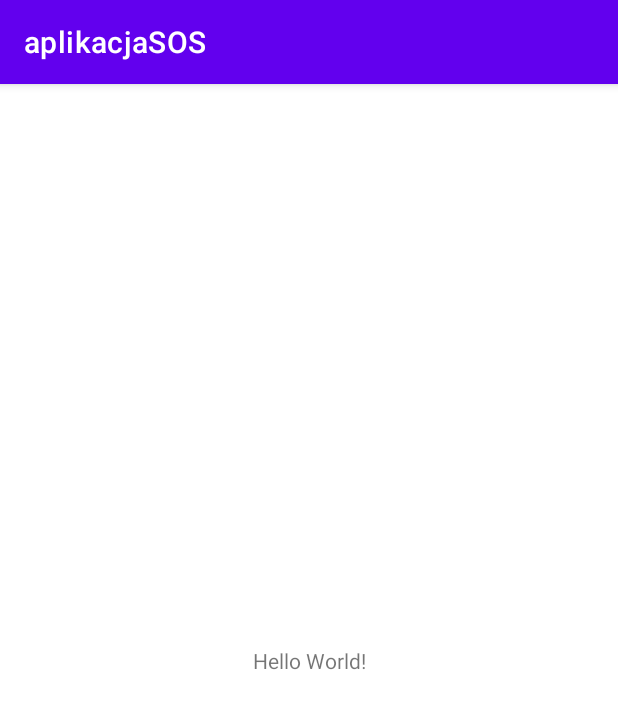
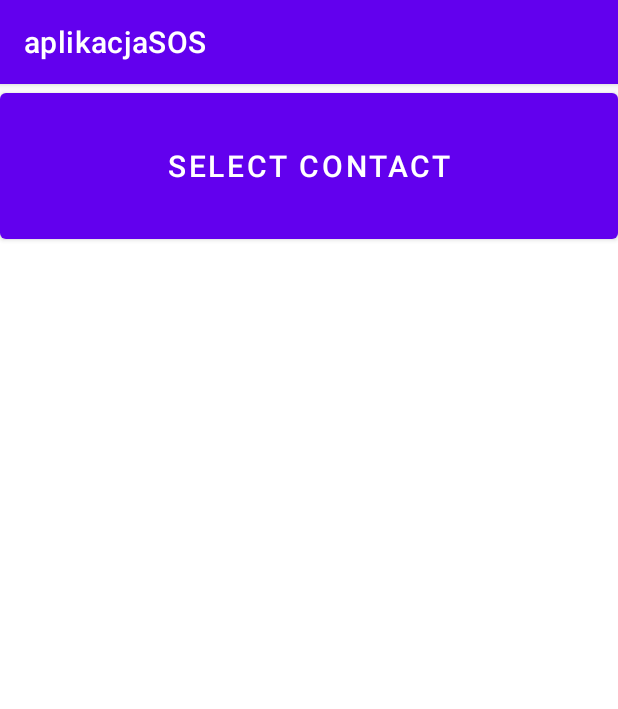
Before and after one commit to aplikacjasos/aplikacjaSOS, an Android app: the screen it shows after launch (MainActivity), on a phone screen of 412 x 824 dp. Shown: the top 709 px of the screen. Run offline under Robolectric (Android 15) with nearby library versions, the phone set to English and light mode, and no system bars.

Commit message:
wybieranie kontaktu z listy

```diff
--- a/app/src/main/AndroidManifest.xml
+++ b/app/src/main/AndroidManifest.xml
@@ -20,4 +20,6 @@
         </activity>
     </application>
 
+    <uses-permission android:name="android.permission.READ_CONTACTS" />
+
 </manifest>
--- a/app/src/main/res/layout/activity_main.xml
+++ b/app/src/main/res/layout/activity_main.xml
@@ -1,18 +1,28 @@
 <?xml version="1.0" encoding="utf-8"?>
-<androidx.constraintlayout.widget.ConstraintLayout xmlns:android="http://schemas.android.com/apk/res/android"
+<LinearLayout xmlns:android="http://schemas.android.com/apk/res/android"
     xmlns:app="http://schemas.android.com/apk/res-auto"
     xmlns:tools="http://schemas.android.com/tools"
     android:layout_width="match_parent"
     android:layout_height="match_parent"
-    tools:context=".MainActivity">
+    tools:context=".MainActivity"
+    android:orientation="vertical">
+
+    <Button
+        android:id="@+id/selectNumberBtn"
+        android:layout_width="match_parent"
+        android:layout_height="0dp"
+        android:layout_weight="1"
+        android:textSize="20sp"
+        android:text="Select contact"/>
 
     <TextView
-        android:layout_width="wrap_content"
-        android:layout_height="wrap_content"
-        android:text="Hello World!"
-        app:layout_constraintBottom_toBottomOf="parent"
-        app:layout_constraintLeft_toLeftOf="parent"
-        app:layout_constraintRight_toRightOf="parent"
-        app:layout_constraintTop_toTopOf="parent" />
+        android:id="@+id/displaySelectedTextView"
+        android:layout_width="match_parent"
+        android:layout_height="0dp"
+        android:layout_weight="6"
+        android:textSize="20sp"
+        android:gravity="center"/>
 
-</androidx.constraintlayout.widget.ConstraintLayout>
+
+
+</LinearLayout>
```
Also changed, not shown: app/src/main/java/com/app/aplikacjasos/MainActivity.kt (+42 -0 lines).
